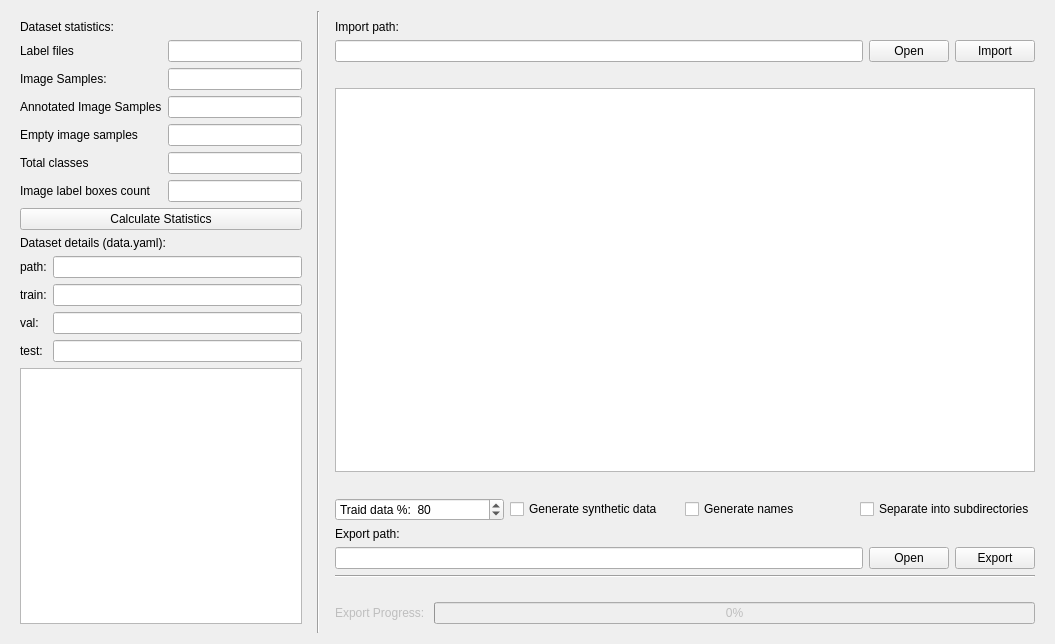
The window that src/app/ui/DatasetManager.ui (denis-fekete/cbglib_dataset_editor) describes before a commit, drawn with Qt 5.
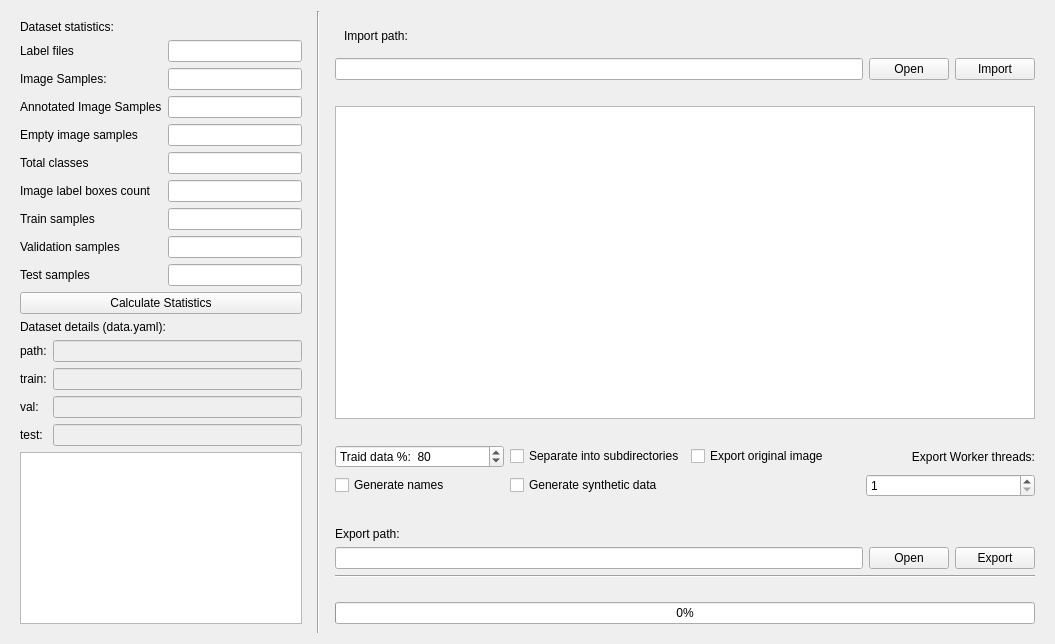
The same window after the commit. Custom widgets are drawn as their Qt base class.

Commit message: feat: parallelize exporting, move importing to another thread, add resizing for filters, small error fixes

```diff
--- a/src/app/ui/DatasetManager.ui
+++ b/src/app/ui/DatasetManager.ui
@@ -104,6 +104,36 @@
           </property>
          </widget>
         </item>
+        <item row="7" column="0">
+         <widget class="QLabel" name="trainSamplesLabel">
+          <property name="text">
+           <string>Train samples</string>
+          </property>
+         </widget>
+        </item>
+        <item row="8" column="0">
+         <widget class="QLabel" name="valSamplesLabel">
+          <property name="text">
+           <string>Validation samples</string>
+          </property>
+         </widget>
+        </item>
+        <item row="9" column="0">
+         <widget class="QLabel" name="testSamplesLabel">
+          <property name="text">
+           <string>Test samples</string>
+          </property>
+         </widget>
+        </item>
+        <item row="7" column="1">
+         <widget class="QLineEdit" name="trainSamplesLineEdit"/>
+        </item>
+        <item row="8" column="1">
+         <widget class="QLineEdit" name="valSamplesLineEdit"/>
+        </item>
+        <item row="9" column="1">
+         <widget class="QLineEdit" name="testSamplesLineEdit"/>
+        </item>
        </layout>
       </item>
       <item>
@@ -129,6 +159,13 @@
           </property>
          </widget>
         </item>
+        <item row="0" column="1">
+         <widget class="QLineEdit" name="dataPathLineEdit">
+          <property name="enabled">
+           <bool>false</bool>
+          </property>
+         </widget>
+        </item>
         <item row="1" column="0">
          <widget class="QLabel" name="trainLabel">
           <property name="text">
@@ -136,6 +173,13 @@
           </property>
          </widget>
         </item>
+        <item row="1" column="1">
+         <widget class="QLineEdit" name="trainLineEdit">
+          <property name="enabled">
+           <bool>false</bool>
+          </property>
+         </widget>
+        </item>
         <item row="2" column="0">
          <widget class="QLabel" name="valLabel">
           <property name="text">
@@ -143,6 +187,13 @@
           </property>
          </widget>
         </item>
+        <item row="2" column="1">
+         <widget class="QLineEdit" name="valLineEdit">
+          <property name="enabled">
+           <bool>false</bool>
+          </property>
+         </widget>
+        </item>
         <item row="3" column="0">
          <widget class="QLabel" name="testLabel">
           <property name="text">
@@ -150,17 +201,12 @@
           </property>
          </widget>
         </item>
-        <item row="0" column="1">
-         <widget class="QLineEdit" name="dataPathLineEdit"/>
-        </item>
-        <item row="1" column="1">
-         <widget class="QLineEdit" name="trainLineEdit"/>
-        </item>
-        <item row="2" column="1">
-         <widget class="QLineEdit" name="valLineEdit"/>
-        </item>
         <item row="3" column="1">
-         <widget class="QLineEdit" name="testLineEdit"/>
+         <widget class="QLineEdit" name="testLineEdit">
+          <property name="enabled">
+           <bool>false</bool>
+          </property>
+         </widget>
         </item>
        </layout>
       </item>
@@ -186,9 +232,66 @@
       </sizepolicy>
      </property>
      <layout class="QGridLayout" name="gridLayout">
+      <item row="4" column="0" colspan="3">
+       <spacer name="horizontalSpacer">
+        <property name="orientation">
+         <enum>Qt::Orientation::Horizontal</enum>
+        </property>
+        <property name="sizeHint" stdset="0">
+         <size>
+          <width>40</width>
+          <height>20</height>
+         </size>
+        </property>
+       </spacer>
+      </item>
+      <item row="0" column="0" colspan="2">
+       <widget class="QWidget" name="importWidget" native="true">
+        <layout class="QHBoxLayout" name="horizontalLayout_2">
+         <item>
+          <widget class="QLabel" name="importLabel">
+           <property name="text">
+            <string>Import path:</string>
+           </property>
+          </widget>
+         </item>
+        </layout>
+       </widget>
+      </item>
+      <item row="11" column="0" colspan="3">
+       <widget class="Line" name="line">
+        <property name="orientation">
+         <enum>Qt::Orientation::Horizontal</enum>
+        </property>
+       </widget>
+      </item>
+      <item row="3" column="0" colspan="3">
+       <widget class="ImageSampleTreeView" name="imageSampleTreeView"/>
+      </item>
+      <item row="9" column="2">
+       <widget class="QPushButton" name="exportButton">
+        <property name="text">
+         <string>Export</string>
+        </property>
+       </widget>
+      </item>
+      <item row="1" column="2">
+       <widget class="QPushButton" name="importButton">
+        <property name="text">
+         <string>Import</string>
+        </property>
+       </widget>
+      </item>
       <item row="5" column="0" colspan="3">
-       <layout class="QHBoxLayout" name="generate">
-        <item>
+       <layout class="QGridLayout" name="gridLayout_3">
+        <item row="2" column="0">
+         <widget class="QCheckBox" name="genNamesCheckBox">
+          <property name="text">
+           <string>Generate names</string>
+          </property>
+         </widget>
+        </item>
+        <item row="0" column="0">
          <widget class="QSpinBox" name="trainPercentSpinBox">
           <property name="prefix">
            <string>Traid data %:  </string>
@@ -201,63 +304,66 @@
           </property>
          </widget>
         </item>
-        <item>
+        <item row="2" column="1">
          <widget class="QCheckBox" name="genSyntheticCheckBox">
           <property name="text">
            <string>Generate synthetic data</string>
           </property>
          </widget>
         </item>
-        <item>
-         <widget class="QCheckBox" name="genNamesCheckBox">
-          <property name="text">
-           <string>Generate names</string>
-          </property>
-         </widget>
-        </item>
-        <item>
+        <item row="0" column="1">
          <widget class="QCheckBox" name="separateCheckBox">
           <property name="text">
            <string>Separate into subdirectories</string>
           </property>
          </widget>
         </item>
+        <item row="2" column="4">
+         <widget class="QSpinBox" name="workerThreadsSpinBox">
+          <property name="minimum">
+           <number>1</number>
+          </property>
+          <property name="maximum">
+           <number>64</number>
+          </property>
+         </widget>
+        </item>
+        <item row="0" column="2">
+         <widget class="QCheckBox" name="exportOriginalCheckBox">
+          <property name="text">
+           <string>Export original image</string>
+          </property>
+         </widget>
+        </item>
+        <item row="0" column="4">
+         <widget class="QLabel" name="workerThreadsLabel">
+          <property name="text">
+           <string>Export Worker threads:</string>
+          </property>
+          <property name="alignment">
+           <set>Qt::AlignmentFlag::AlignRight|Qt::AlignmentFlag::AlignTrailing|Qt::AlignmentFlag::AlignVCenter</set>
+          </property>
+         </widget>
+        </item>
        </layout>
       </item>
-      <item row="8" column="2">
-       <widget class="QPushButton" name="exportButton">
+      <item row="9" column="0">
+       <widget class="QLineEdit" name="exportLineEdit"/>
+      </item>
+      <item row="8" column="0">
+       <widget class="QLabel" name="exportLabel">
         <property name="text">
-         <string>Export</string>
+         <string>Export path:</string>
         </property>
        </widget>
       </item>
-      <item row="8" column="1">
+      <item row="9" column="1">
        <widget class="QPushButton" name="exportOpenButton">
         <property name="text">
          <string>Open</string>
         </property>
        </widget>
       </item>
-      <item row="3" column="0" colspan="3">
-       <widget class="ImageSampleTreeView" name="imageSampleTreeView"/>
-      </item>
-      <item row="1" column="2">
-       <widget class="QPushButton" name="importButton">
-        <property name="text">
-         <string>Import</string>
-        </property>
-       </widget>
-      </item>
-      <item row="1" column="0">
-       <widget class="QLineEdit" name="importLineEdit"/>
-      </item>
-      <item row="0" column="0">
-       <widget class="QLabel" name="importLabel">
-        <property name="text">
-         <string>Import path:</string>
-        </property>
-       </widget>
-      </item>
       <item row="1" column="1">
        <widget class="QPushButton" name="importOpenButton">
         <property name="text">
@@ -265,36 +371,6 @@
         </property>
        </widget>
       </item>
-      <item row="10" column="0" colspan="3">
-       <widget class="Line" name="line">
-        <property name="orientation">
-         <enum>Qt::Orientation::Horizontal</enum>
-        </property>
-       </widget>
-      </item>
-      <item row="7" column="0">
-       <widget class="QLabel" name="exportLabel">
-        <property name="text">
-         <string>Export path:</string>
-        </property>
-       </widget>
-      </item>
-      <item row="8" column="0">
-       <widget class="QLineEdit" name="exportLineEdit"/>
-      </item>
-      <item row="4" column="0" colspan="3">
-       <spacer name="horizontalSpacer">
-        <property name="orientation">
-         <enum>Qt::Orientation::Horizontal</enum>
-        </property>
-        <property name="sizeHint" stdset="0">
-         <size>
-          <width>40</width>
-          <height>20</height>
-         </size>
-        </property>
-       </spacer>
-      </item>
       <item row="2" column="0" colspan="3">
        <spacer name="horizontalSpacer_2">
         <property name="orientation">
@@ -308,26 +384,33 @@
         </property>
        </spacer>
       </item>
+      <item row="1" column="0">
+       <widget class="QLineEdit" name="importLineEdit"/>
+      </item>
+      <item row="6" column="0" colspan="2">
+       <widget class="QWidget" name="exportWorkersWidget" native="true">
+        <property name="sizePolicy">
+         <sizepolicy hsizetype="Minimum" vsizetype="Preferred">
+          <horstretch>0</horstretch>
+          <verstretch>0</verstretch>
+         </sizepolicy>
+        </property>
+        <layout class="QHBoxLayout" name="horizontalLayout_3"/>
+       </widget>
+      </item>
      </layout>
     </widget>
    </item>
    <item row="1" column="2">
     <widget class="QWidget" name="exportWidget" native="true">
      <property name="enabled">
-      <bool>false</bool>
+      <bool>true</bool>
      </property>
      <layout class="QHBoxLayout" name="horizontalLayout">
-      <item>
-       <widget class="QLabel" name="progressLabel">
-        <property name="text">
-         <string>Export Progress: </string>
-        </property>
-       </widget>
-      </item>
       <item>
        <widget class="QProgressBar" name="exportProgressBar">
         <property name="enabled">
-         <bool>false</bool>
+         <bool>true</bool>
         </property>
         <property name="value">
          <number>0</number>
```
The commit also changes 21 other files.
